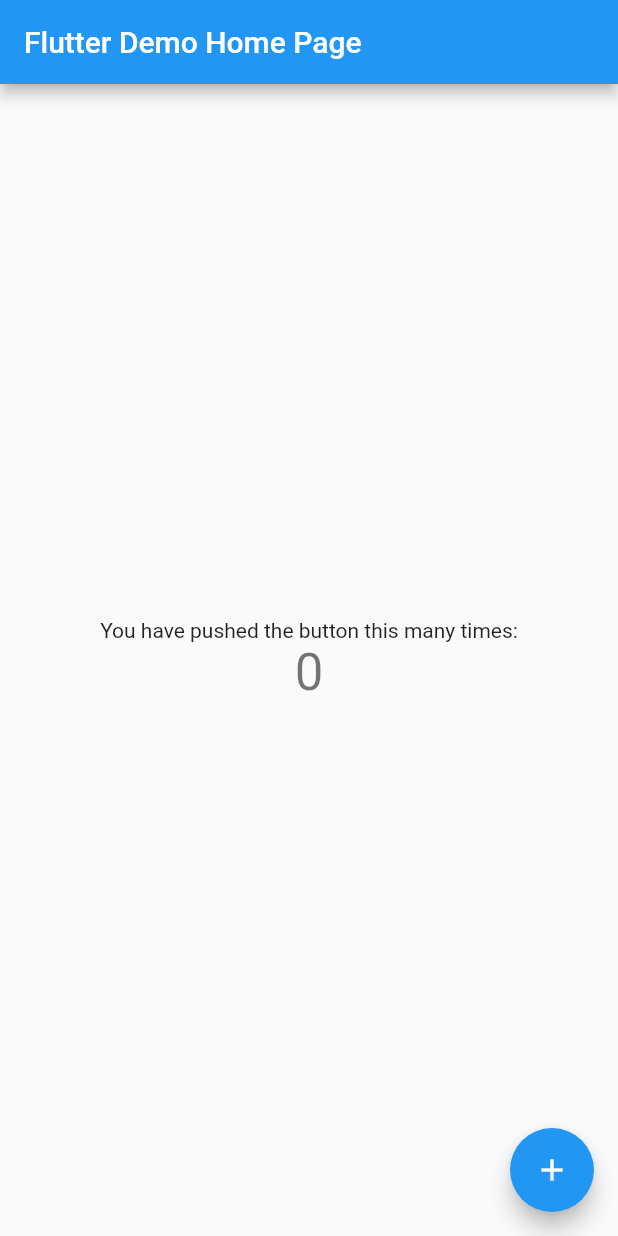
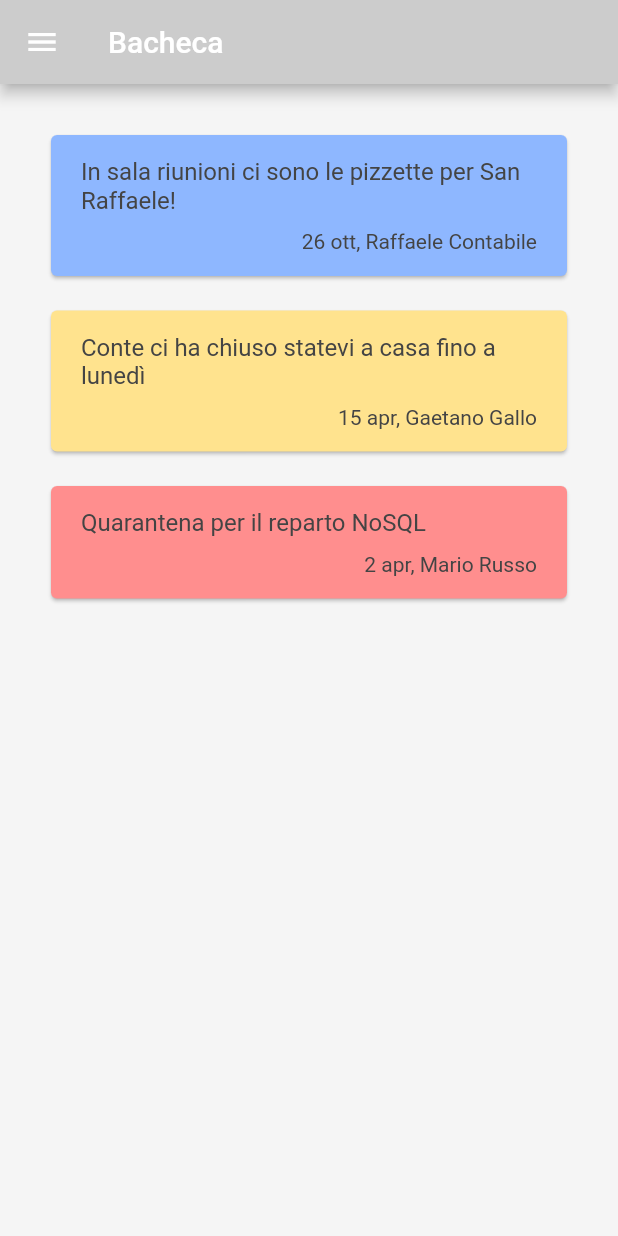
Before and after one commit to sa-ul-on/proximapp, a Flutter app: the screen it shows after launch, on a phone screen of 412 x 824 dp. Run offline on Flutter 3.47's test engine with Material 2 defaults, Android fonts, the phone set to English and light mode, and no system bars.

Commit message:
Introduzione Annuncio, AnnuncioWidget e BachecaView

```diff
--- a/lib/main.dart
+++ b/lib/main.dart
@@ -1,13 +1,26 @@
 import 'package:flutter/material.dart';
 
+import 'model/Annuncio.dart';
 import 'view/BachecaView.dart';
 
 void main() {
+  var msgs = [
+    Annuncio(
+        'In sala riunioni ci sono le pizzette per San Raffaele!',
+        DateTime.parse('2020-10-26 09:42:27'),
+        'Raffaele Contabile',
+        Annuncio.INFO),
+    Annuncio('Conte ci ha chiuso statevi a casa fino a lunedì',
+        DateTime.parse('2020-04-15 21:23:14'), 'Gaetano Gallo', Annuncio.ALERT),
+    Annuncio('Quarantena per il reparto NoSQL',
+        DateTime.parse('2020-04-02 20:35:44'), 'Mario Russo', Annuncio.URGENT)
+  ];
+
   runApp(new MaterialApp(
     title: 'App',
-    home: BachecaView(),
+    home: BachecaView(msgs),
     routes: <String, WidgetBuilder>{
-      '/bacheca': (BuildContext context) => BachecaView(),
+      '/bacheca': (BuildContext context) => BachecaView(msgs),
       // '/login': (BuildContext context) => Login(),
     },
   ));
--- /dev/null
+++ b/lib/model/Annuncio.dart
@@ -0,0 +1,13 @@
+class Annuncio {
+  static const URGENT = 0;
+  static const ALERT = 1;
+  static const INFO = 2;
+
+  final String text;
+  final DateTime datetime;
+  final String author;
+  final int priority;
+
+  Annuncio(this.text, this.datetime, this.author,
+      [this.priority = Annuncio.INFO]);
+}
--- a/lib/view/BachecaView.dart
+++ b/lib/view/BachecaView.dart
@@ -1,87 +1,46 @@
 import 'package:flutter/material.dart';
 import 'package:flutter/widgets.dart';
+import '../widget/AnnuncioWidget.dart';
+import '../model/Annuncio.dart';
 
 class BachecaView extends StatefulWidget {
-  BachecaView({Key key}) : super(key: key);
+  final List<Widget> widgets = [];
 
-  // This widget is the home page of your application. It is stateful, meaning
-  // that it has a State object (defined below) that contains fields that affect
-  // how it looks.
-
-  // This class is the configuration for the state. It holds the values (in this
-  // case the title) provided by the parent (in this case the App widget) and
-  // used by the build method of the State. Fields in a Widget subclass are
-  // always marked "final".
-
-  final String title = 'Flutter Demo Home Page';
+  BachecaView(List<Annuncio> msgs) {
+    for (final msg in msgs) {
+      widgets.add(AnnuncioWidget(msg));
+      widgets.add(SizedBox(height: 15));
+    }
+    widgets.removeLast();
+  }
 
   @override
   _BachecaViewState createState() => _BachecaViewState();
 }
 
 class _BachecaViewState extends State<BachecaView> {
-  int _counter = 0;
-
-  void _incrementCounter() {
-    setState(() {
-      // This call to setState tells the Flutter framework that something has
-      // changed in this State, which causes it to rerun the build method below
-      // so that the display can reflect the updated values. If we changed
-      // _counter without calling setState(), then the build method would not be
-      // called again, and so nothing would appear to happen.
-      _counter++;
-    });
-  }
-
   @override
   Widget build(BuildContext context) {
-    // This method is rerun every time setState is called, for instance as done
-    // by the _incrementCounter method above.
-    //
-    // The Flutter framework has been optimized to make rerunning build methods
-    // fast, so that you can just rebuild anything that needs updating rather
-    // than having to individually change instances of widgets.
     return Scaffold(
-      appBar: AppBar(
-        // Here we take the value from the MyHomePage object that was created by
-        // the App.build method, and use it to set our appbar title.
-        title: Text(widget.title),
-      ),
-      body: Center(
-        // Center is a layout widget. It takes a single child and positions it
-        // in the middle of the parent.
-        child: Column(
-          // Column is also a layout widget. It takes a list of children and
-          // arranges them vertically. By default, it sizes itself to fit its
-          // children horizontally, and tries to be as tall as its parent.
-          //
-          // Invoke "debug painting" (press "p" in the console, choose the
-          // "Toggle Debug Paint" action from the Flutter Inspector in Android
-          // Studio, or the "Toggle Debug Paint" command in Visual Studio Code)
-          // to see the wireframe for each widget.
-          //
-          // Column has various properties to control how it sizes itself and
-          // how it positions its children. Here we use mainAxisAlignment to
-          // center the children vertically; the main axis here is the vertical
-          // axis because Columns are vertical (the cross axis would be
-          // horizontal).
-          mainAxisAlignment: MainAxisAlignment.center,
-          children: <Widget>[
-            Text(
-              'You have pushed the button this many times:',
-            ),
-            Text(
-              '$_counter',
-              style: Theme.of(context).textTheme.headline4,
-            ),
-          ],
-        ),
-      ),
-      floatingActionButton: FloatingActionButton(
-        onPressed: _incrementCounter,
+        appBar: AppBar(
+            backgroundColor: Color(0xffcccccc),
+            title: Text('Bacheca'),
+            leading: GestureDetector(
+                onTap: () {
+                  print('Menu non ancora implementato...');
+                },
+                child: Icon(Icons.menu))),
+        body: ListView.builder(
+            padding: EdgeInsets.all(30),
+            itemCount: widget.widgets.length,
+            itemBuilder: (context, i) {
+              return widget.widgets[i];
+            }),
+        backgroundColor: Color(0xfff5f5f5));
+
+    /*floatingActionButton: FloatingActionButton(
         tooltip: 'Increment',
         child: Icon(Icons.add),
-      ), // This trailing comma makes auto-formatting nicer for build methods.
-    );
+      ),*/ // This trailing comma makes auto-formatting nicer for build methods.
   }
 }
--- /dev/null
+++ b/lib/widget/AnnuncioWidget.dart
@@ -0,0 +1,68 @@
+import 'package:flutter/material.dart';
+import 'package:flutter/widgets.dart';
+
+import '../model/Annuncio.dart';
+
+class AnnuncioWidget extends StatelessWidget {
+  static const PRIORITY2COLOR = {
+    Annuncio.URGENT: Color(0xffFF8E8E),
+    Annuncio.ALERT: Color(0xffFFE38E),
+    Annuncio.INFO: Color(0xff8EB7FF)
+  };
+  static const SHORT_ITA_MONTHS = [
+    '',
+    'gen',
+    'feb',
+    'mar',
+    'apr',
+    'mag',
+    'giu',
+    'lug',
+    'ago',
+    'set',
+    'ott',
+    'nov',
+    'dic'
+  ];
+
+  final Annuncio annuncio;
+
+  AnnuncioWidget(this.annuncio);
+
+  static String FORMAT_DATETIME(DateTime datetime) {
+    String result = '';
+    result += datetime.day.toString();
+    result += ' ';
+    result += AnnuncioWidget.SHORT_ITA_MONTHS[datetime.month];
+    if (DateTime.now().year != datetime.year)
+      result += ' ' + datetime.year.toString();
+    return result;
+  }
+
+  @override
+  Widget build(BuildContext context) {
+    return SizedBox(
+        width: double.infinity,
+        child: Card(
+            color: PRIORITY2COLOR[this.annuncio.priority],
+            child: Padding(
+                padding: EdgeInsets.symmetric(vertical: 15, horizontal: 20),
+                child: Column(children: <Widget>[
+                  SizedBox(
+                      width: double.infinity,
+                      child: Text(annuncio.text,
+                          textAlign: TextAlign.left,
+                          style: TextStyle(
+                              color: Color(0xff444444), fontSize: 16))),
+                  SizedBox(height: 10),
+                  SizedBox(
+                      width: double.infinity,
+                      child: Text(
+                          FORMAT_DATETIME(annuncio.datetime) +
+                              ', ' +
+                              annuncio.author,
+                          textAlign: TextAlign.right,
+                          style: TextStyle(color: Color(0xff444444))))
+                ]))));
+  }
+}
```
